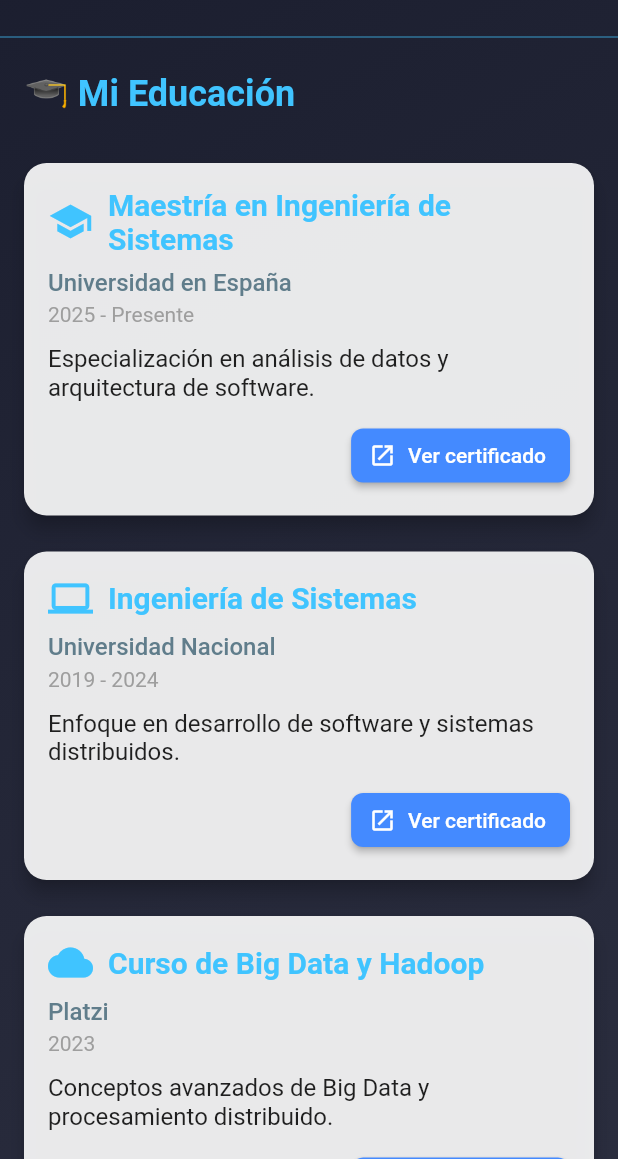
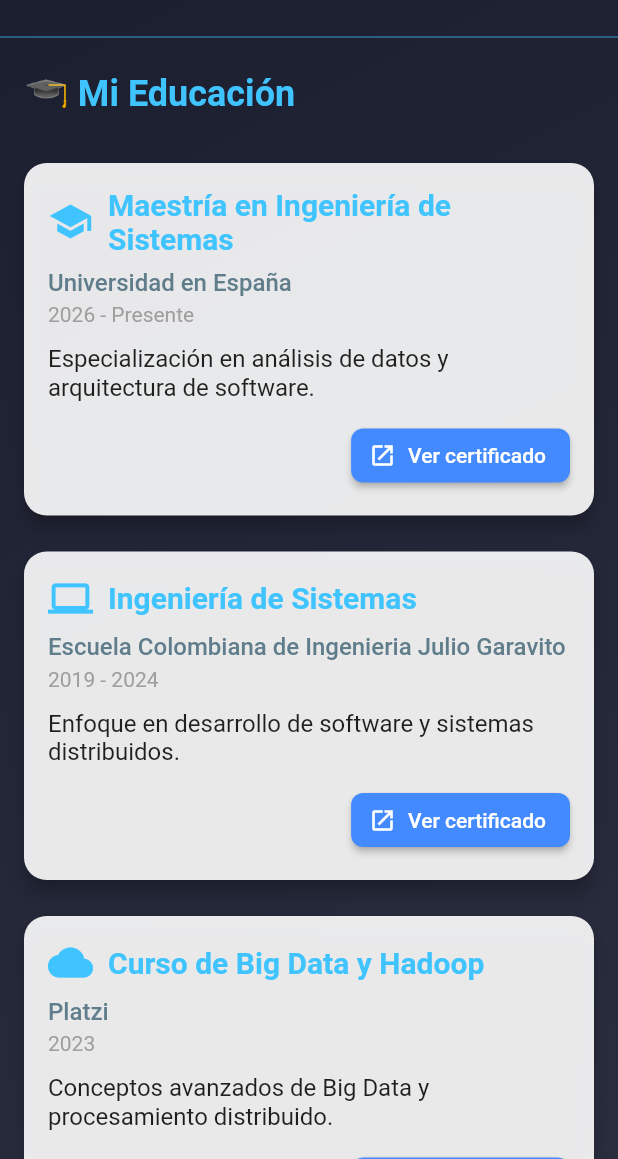
Before and after one commit to jfpazto/MyWebApp, a Flutter app: the EducationPage screen opened directly, on a phone screen of 412 x 824 dp, the part 77-1236 px from its top. Run offline on Flutter 3.47's test engine with Material 2 defaults, Android fonts, the phone set to English and light mode, and no system bars; our stand-ins replace animated_text_kit.

```diff
--- a/lib/pages/education_page.dart
+++ b/lib/pages/education_page.dart
@@ -124,14 +124,14 @@ class _EducationPageState extends State<EducationPage> with SingleTickerProvider
       EducationItem(
         title: 'Maestría en Ingeniería de Sistemas',
         institution: 'Universidad en España',
-        date: '2025 - Presente',
+        date: '2026 - Presente',
         details: 'Especialización en análisis de datos y arquitectura de software.',
         certificateUrl: 'https://certificados.universidad.com/maestria',
         icon: Icons.school,
       ),
       EducationItem(
         title: 'Ingeniería de Sistemas',
-        institution: 'Universidad Nacional',
+        institution: 'Escuela Colombiana de Ingenieria Julio Garavito',
         date: '2019 - 2024',
         details: 'Enfoque en desarrollo de software y sistemas distribuidos.',
         certificateUrl: 'https://certificados.universidad.com/ingenieria',
```
Also changed, not shown: lib/pages/about_page.dart (+3 -4 lines).
